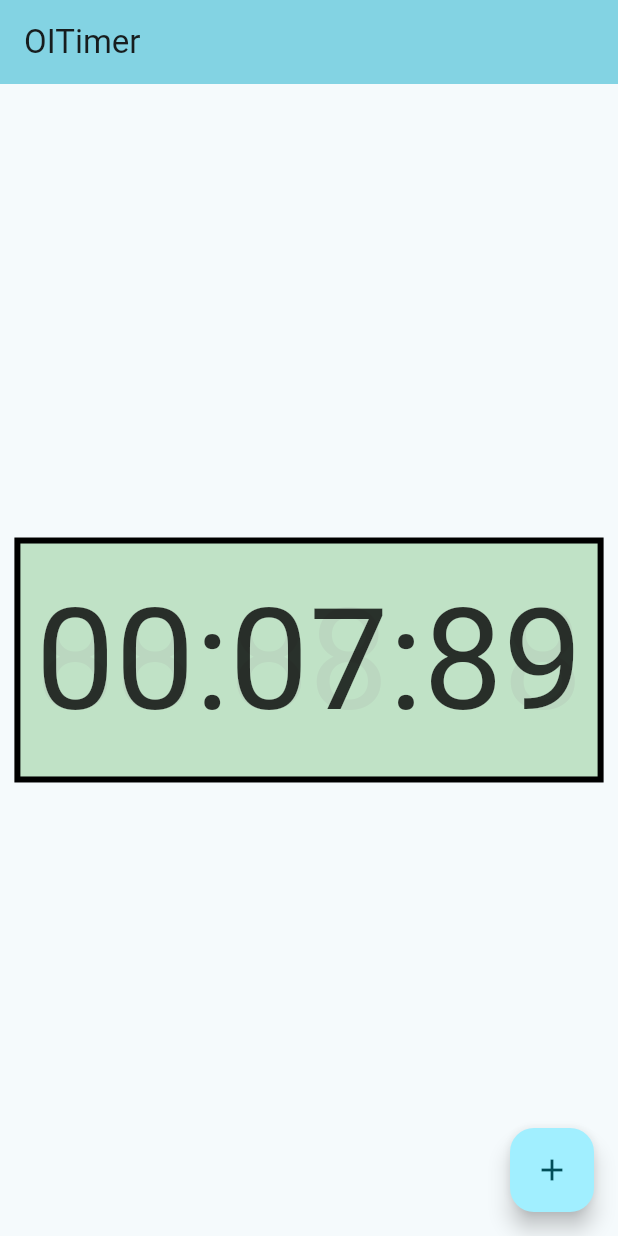
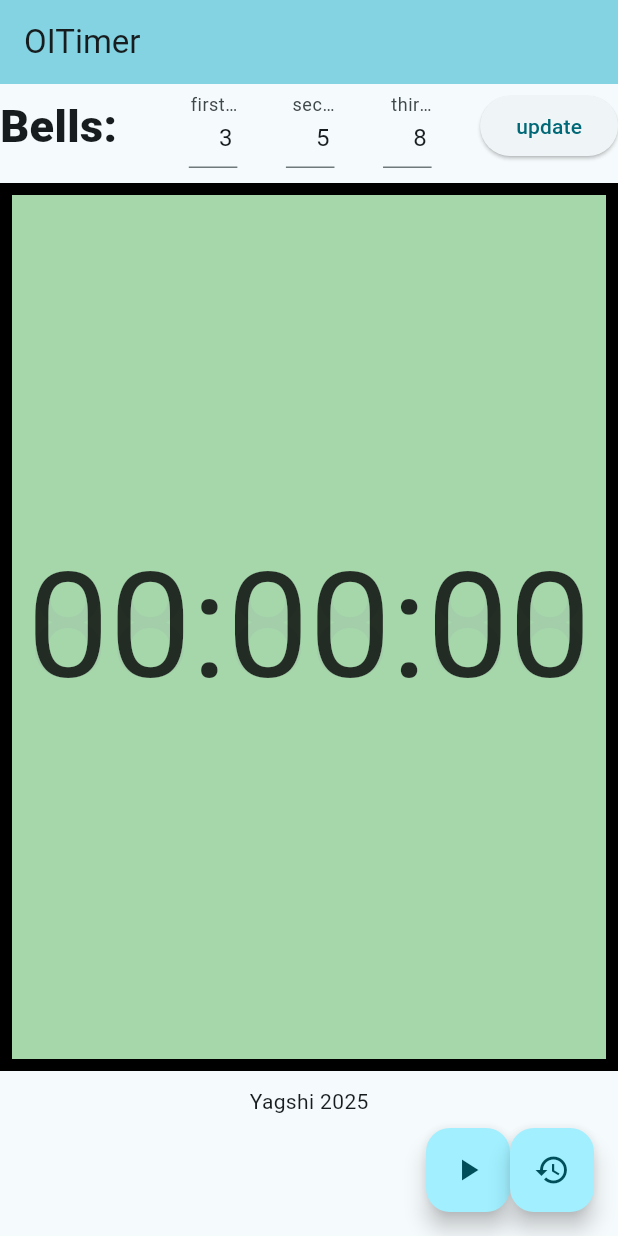
Before and after one commit to yagshi/oitimer, a Flutter app: the screen it shows after launch, on a phone screen of 412 x 824 dp. Run offline on Flutter 3.47's test engine with Material 3 defaults, Android fonts, the phone set to English and light mode, and no system bars; our stand-ins replace audioplayers; Roboto replaces fonts that are missing (dseg7).

Commit message:
totally works

```diff
--- a/lib/main.dart
+++ b/lib/main.dart
@@ -1,6 +1,7 @@
 import 'dart:async';
-import 'digit.dart';
+import 'package:flutter/services.dart';
 import 'package:flutter/material.dart';
+import 'package:audioplayers/audioplayers.dart';
 
 void main() {
   runApp(const MyApp());
@@ -31,47 +32,121 @@ class MyHomePage extends StatefulWidget {
 }
 
 class _MyHomePageState extends State<MyHomePage> {
-  int _counter = 0;
-
-  void _incrementCounter() {
-    setState(() {
-      _counter++;
-    });
-  }
+  int _counterMs = 0;
+  int _counterPrev = 0;
+  bool _counting = false;
+  final int _fpms = 33; // frame rate per ms
+  final AudioPlayer _audioPlayer = AudioPlayer();
+  final List<int> _bells = [180000, 300000, 480000];
+  final List<TextEditingController> _bellControllers = [
+    TextEditingController(),
+    TextEditingController(),
+    TextEditingController()
+  ];
 
   @override
   void initState() {
-    Timer.periodic(Duration(milliseconds: 30), (timer) {
+    super.initState();
+    for (var i = 0; i < _bells.length; i++) {
+      _bellControllers[i].text = (_bells[i] ~/ 1000 ~/ 60).toString();
+    }
+    Timer.periodic(Duration(milliseconds: _fpms), (timer) async {
+      if (!_counting) return;
+      _counterPrev = _counterMs;
       setState(() {
-        _counter += 3;
+        _counterMs += _fpms;
       });
+      if (_counterPrev < _bells[0] && _counterMs >= _bells[0]) {
+        await _audioPlayer.play(AssetSource('sounds/ding1.mp3'));
+      }
+      if (_counterPrev < _bells[1] && _counterMs >= _bells[1]) {
+        await _audioPlayer.play(AssetSource('sounds/ding2.mp3'));
+      }
+      if (_counterPrev < _bells[2] && _counterMs >= _bells[2]) {
+        await _audioPlayer.play(AssetSource('sounds/ding3.mp3'));
+      }
     });
   }
 
   @override
   Widget build(BuildContext context) {
-    final ds =
-        ((x) => x.substring(x.length - 2))("0${(_counter % 100).toString()}");
+    final ds = ((x) =>
+        x.substring(x.length - 2))("0${(_counterMs % 1000 ~/ 10).toString()}");
     final s = ((x) =>
-        x.substring(x.length - 2))("0${(_counter ~/ 100 % 60).toString()}");
+        x.substring(x.length - 2))("0${(_counterMs ~/ 1000 % 60).toString()}");
     final m = ((x) =>
-        x.substring(x.length - 2))("0${(_counter ~/ 100 ~/ 60).toString()}");
+        x.substring(x.length - 2))("0${(_counterMs ~/ 1000 ~/ 60).toString()}");
+    final bg = (_counterMs < _bells[0]
+            ? Colors.green
+            : (_counterMs < _bells[1]
+                ? Colors.orange
+                : (_counterMs < _bells[2] || _counterMs ~/ 1000 % 2 == 0
+                    ? Colors.red
+                    : Colors.grey)))
+        .withAlpha(120);
     return Scaffold(
       appBar: AppBar(
         backgroundColor: Theme.of(context).colorScheme.inversePrimary,
         title: Text(widget.title),
       ),
       body: Center(
+          child: Column(mainAxisAlignment: MainAxisAlignment.center, children: [
+        Row(children: [
+          Text("Bells:  ",
+              style: TextStyle(fontSize: 30, fontWeight: FontWeight.w900)),
+          Spacer(),
+          Expanded(
+            child: TextField(
+              keyboardType: TextInputType.number,
+              inputFormatters: [FilteringTextInputFormatter.digitsOnly],
+              controller: _bellControllers[0],
+              textAlign: TextAlign.right,
+              decoration: InputDecoration(labelText: 'first bell'),
+            ),
+          ),
+          Spacer(),
+          Expanded(
+            child: TextField(
+              keyboardType: TextInputType.number,
+              inputFormatters: [FilteringTextInputFormatter.digitsOnly],
+              controller: _bellControllers[1],
+              textAlign: TextAlign.right,
+              decoration: InputDecoration(labelText: 'second bell'),
+            ),
+          ),
+          Spacer(),
+          Expanded(
+            child: TextField(
+              keyboardType: TextInputType.number,
+              inputFormatters: [FilteringTextInputFormatter.digitsOnly],
+              controller: _bellControllers[2],
+              textAlign: TextAlign.right,
+              decoration: InputDecoration(labelText: 'third bell'),
+            ),
+          ),
+          Spacer(),
+          ElevatedButton(
+              onPressed: () {
+                for (var i = 0; i < _bells.length; i++) {
+                  final int sec = int.parse(_bellControllers[i].text);
+                  setState(() {
+                    _bells[i] = sec * 1000 * 60;
+                  });
+                }
+              },
+              child: Text('update')),
+        ]),
+        Expanded(
+            child: Padding(
+                padding: const EdgeInsets.only(top: 10, bottom: 10),
                 child: Container(
                     padding: EdgeInsets.all(10),
                     decoration: BoxDecoration(
-                  color: Colors.green.withAlpha(80),
+                        color: bg,
                         border: Border.all(
-                    width: 4,
+                          width: 8,
                         )),
-              child: Expanded(
-                  child: FractionallySizedBox(
-                      widthFactor: 0.95,
+                    child: Center(
                         child: Stack(children: [
                       FittedBox(
                           fit: BoxFit.contain,
@@ -88,11 +163,32 @@ class _MyHomePageState extends State<MyHomePage> {
                                   fontSize: 1000,
                                   color: Colors.black.withAlpha(200)))),
                     ]))))),
-      floatingActionButton: FloatingActionButton(
-        onPressed: _incrementCounter,
+        SizedBox(height: 100, child: Text("Yagshi 2025")),
+      ])),
+      floatingActionButton:
+          Row(mainAxisAlignment: MainAxisAlignment.end, children: [
+        FloatingActionButton(
+          onPressed: () {
+            setState(() {
+              _counting = !_counting;
+            });
+          },
           tooltip: 'Increment',
-        child: const Icon(Icons.add),
+          child: _counting
+              ? const Icon(Icons.pause)
+              : const Icon(Icons.play_arrow),
         ),
+        FloatingActionButton(
+          onPressed: () {
+            setState(() {
+              _counting = false;
+              _counterMs = 0;
+            });
+          },
+          tooltip: 'Increment',
+          child: const Icon(Icons.restore),
+        ),
+      ]),
     );
   }
 }
```
Also changed, not shown: pubspec.yaml (+8 -0 lines), pubspec.lock, 9 other files. Lines whose indentation alone changed are shown as unchanged.
